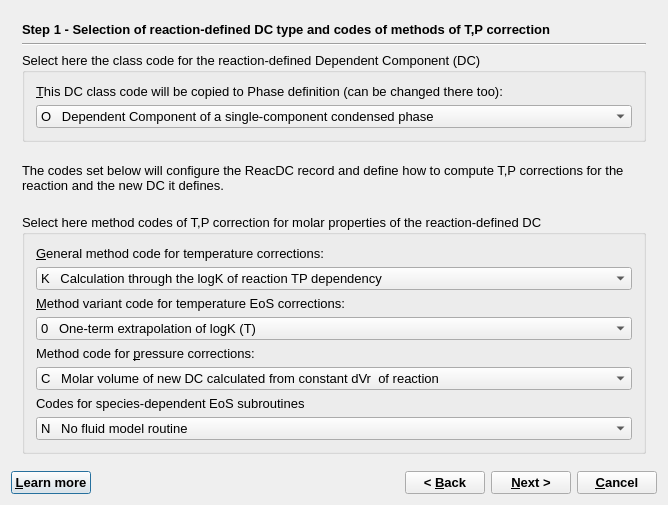
Qt form GUI/Dialogs4/ReacDCWizard4.ui (gemshub/GEMSGUI) before a commit.
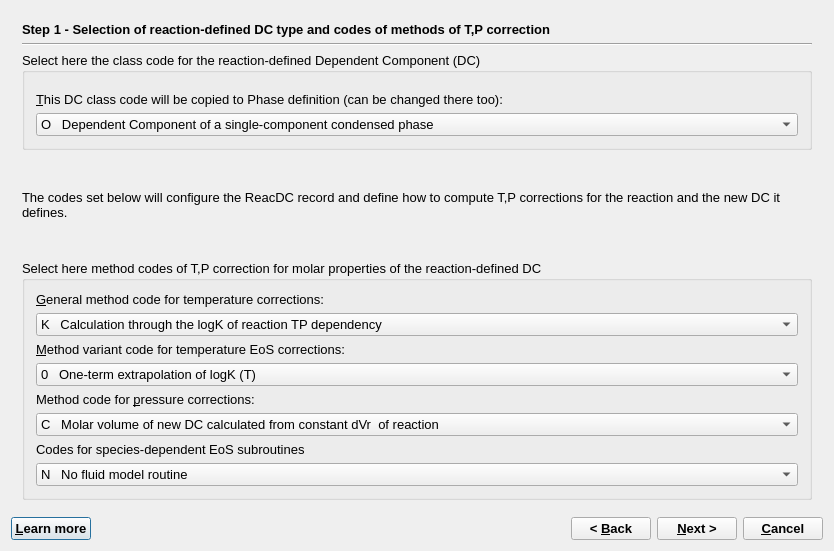
The same form after that commit.

What changed in the file:
```diff
--- a/GUI/Dialogs4/ReacDCWizard4.ui
+++ b/GUI/Dialogs4/ReacDCWizard4.ui
@@ -9,8 +9,8 @@
    <rect>
     <x>0</x>
     <y>0</y>
-    <width>668</width>
-    <height>505</height>
+    <width>834</width>
+    <height>551</height>
    </rect>
   </property>
   <property name="font">
```
Left out of the diff: 5 changed lines with no effect on the pictures.
